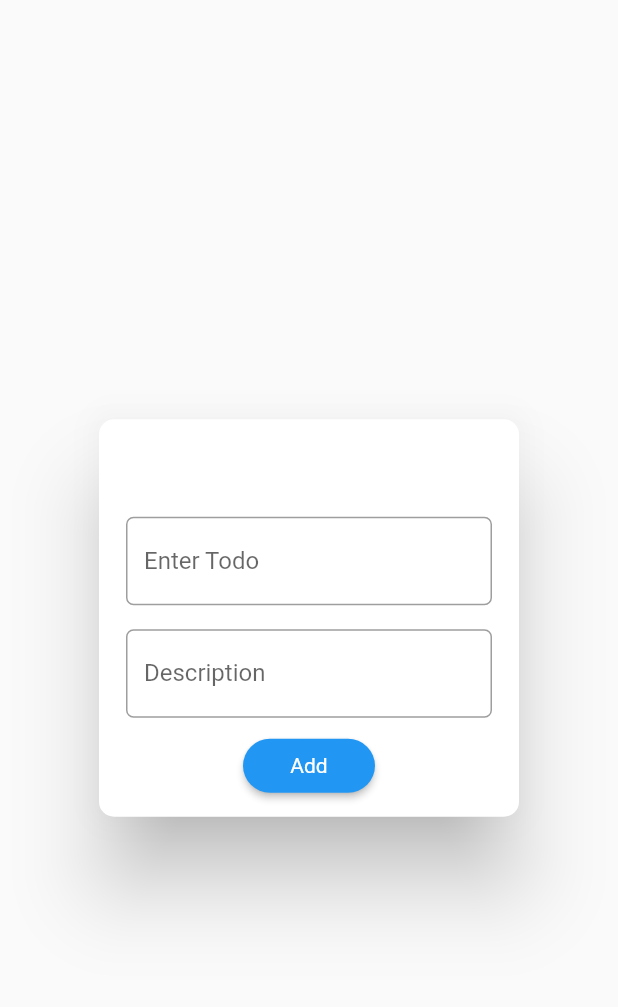
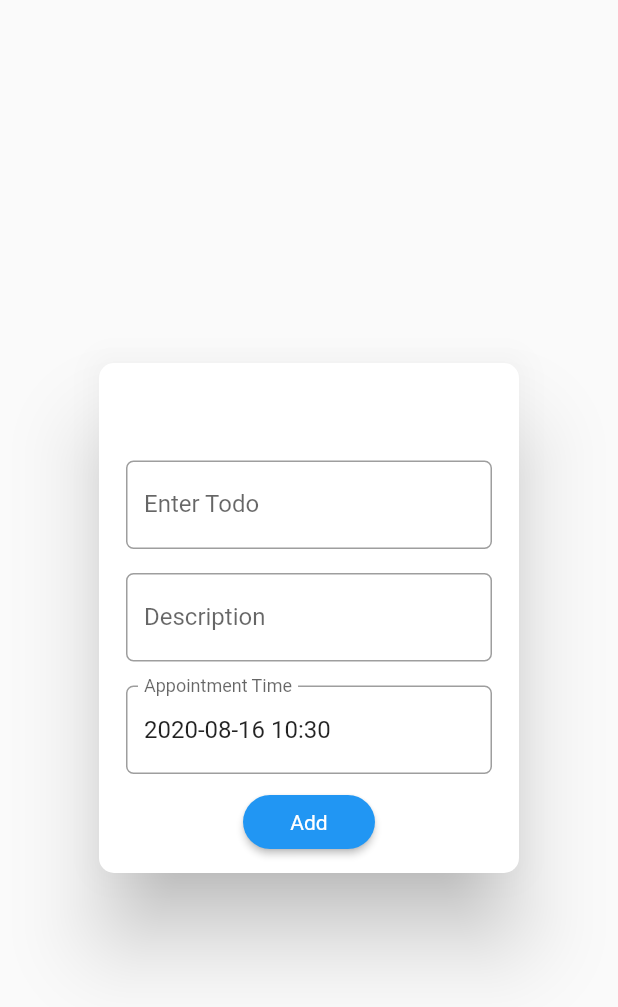
Before and after one commit to OptimusPrime-1945/todo_app, a Flutter app: the SimpleDialogBox widget shown alone on an empty page, opened directly with empty values, after a tap on "Add", on a phone screen of 412 x 824 dp. Shown: the top 1007 px of the screen. Run offline on Flutter 3.47's test engine with Material 2 defaults, Android fonts, the phone set to English and light mode, and no system bars; drawn by our look-alikes of flutter_form_builder; our stand-ins replace auto_route, cloud_firestore, firebase_auth, firebase_crashlytics, flutter_bloc, flutter_spinkit and 2 more; missing offline and left inert: bubbled_navigation_bar; accounts and stored records are empty; generated files the repository leaves out were written again.

Commit message:
Added Date time Picker

```diff
--- a/lib/Models/User.dart
+++ /dev/null
@@ -1 +0,0 @@
-// TODO Implement this library.
--- a/lib/app_screens/home.dart
+++ b/lib/app_screens/home.dart
@@ -1,7 +1,7 @@
 import "package:flutter/material.dart";
 import 'package:flutter/rendering.dart';
 import 'package:provider/provider.dart';
-import 'package:todo_app/Database/DataBaseService.dart';
+import 'package:todo_app/database/DataBaseService.dart';
 import 'package:todo_app/models/User.dart';
 import 'package:todo_app/widgets/home_page_drawer.dart';
 import 'package:todo_app/widgets/simple_dialog_box.dart';
--- a/lib/app_screens/initial_page.dart
+++ b/lib/app_screens/initial_page.dart
@@ -1,8 +1,8 @@
 import 'package:flutter/material.dart';
 import 'package:flutter_bloc/flutter_bloc.dart';
-import 'package:todo_app/Database/DataBaseService.dart';
 import 'package:todo_app/app/app_bloc/app_bloc.dart';
 import 'package:todo_app/app/app_bloc/bloc.dart';
+import 'package:todo_app/database/DataBaseService.dart';
 import 'package:todo_app/models/User.dart';
 
 import 'home.dart';
--- a/lib/models/ToDo.dart
+++ b/lib/models/ToDo.dart
@@ -12,7 +12,8 @@ abstract class ToDo with _$ToDo {
     bool status,
     String description,
     String uid,
-    DateTime dateTime,
+    DateTime createdDateTime,
+    DateTime endingDateTime,
   }) = _ToDo;
 
   factory ToDo.fromJson(Map<String, dynamic> json) => _$ToDoFromJson(json);
--- a/lib/widgets/simple_dialog_box.dart
+++ b/lib/widgets/simple_dialog_box.dart
@@ -1,8 +1,9 @@
 import 'package:flutter/material.dart';
 import 'package:flutter_form_builder/flutter_form_builder.dart';
-import 'package:todo_app/Database/DataBaseService.dart';
+import 'package:todo_app/database/DataBaseService.dart';
 import 'package:todo_app/models/ToDo.dart';
 import 'package:todo_app/models/User.dart';
+import 'package:intl/intl.dart';
 
 class SimpleDialogBox extends StatefulWidget {
   final User user;
@@ -80,6 +81,31 @@ class _SimpleDialogBoxState extends State<SimpleDialogBox> {
                     ),
                   ),
                 ),
+                Padding(
+                  padding: const EdgeInsets.all(8.0),
+                  child: FormBuilderDateTimePicker(
+                    attribute: 'endingDateTime',
+                    initialValue: todo.endingDateTime,
+                    inputType: InputType.both,
+                    validators: [
+                      FormBuilderValidators.required(),
+                          (val) {
+                        if (val.isBefore(DateTime.now())) {
+                          return "Time Should Be Greater than present Time";
+                        }
+                        return null;
+                      }
+                    ],
+                    format: DateFormat("yyyy-MM-dd HH:mm"),
+                    alwaysUse24HourFormat: true,
+                    decoration: InputDecoration(
+                      labelText: "Appointment Time",
+                      border: OutlineInputBorder(
+                        borderRadius: BorderRadius.circular(5.0),
+                      ),
+                    ),
+                  ),
+                ),
               ],
             ),
           ),
@@ -89,12 +115,16 @@ class _SimpleDialogBoxState extends State<SimpleDialogBox> {
               child: Text("Add"),
               onPressed: () {
                 if (_fbsKey.currentState.saveAndValidate()) {
-                  ToDo entry = ToDo.fromJson(_fbsKey.currentState.value);
-                  todo = entry.copyWith(
+//                  ToDo entry = ToDo.fromJson(_fbsKey.currentState.value);
+                  todo = ToDo(
+                    todoTitle: _fbsKey.currentState.value['todoTitle'],
+                    description: _fbsKey.currentState.value['description'],
                     uid: this.todo.uid,
                     docId: this.todo.docId,
                     status: todo.status,
-                    dateTime: DateTime.now(),
+                    createdDateTime: DateTime.now(),
+                    endingDateTime:
+                    _fbsKey.currentState.value['endingDateTime'],
                   );
                   Navigator.pop(context);
                   DataBaseService(uid: user.uid).addTodo(todo);
--- a/lib/widgets/todo_list.dart
+++ b/lib/widgets/todo_list.dart
@@ -2,7 +2,7 @@ import 'package:flutter/material.dart';
 import 'package:flutter/rendering.dart';
 import 'package:intl/intl.dart';
 import 'package:provider/provider.dart';
-import "package:todo_app/Database/DataBaseService.dart";
+import 'package:todo_app/database/DataBaseService.dart';
 import 'package:todo_app/models/ToDo.dart';
 import 'package:todo_app/models/User.dart';
 import 'package:todo_app/widgets/simple_dialog_box.dart';
@@ -140,7 +140,9 @@ class _TodoListState extends State<TodoList> {
                       ],
                     ),
                   ),
-                  getListTile(DateFormat.yMd().add_jm().format(todo.dateTime),
+                  getListTile(DateFormat.yMd().add_jm().format(todo.createdDateTime),
+                      Icons.timelapse),
+                  getListTile(DateFormat.yMd().add_jm().format(todo.endingDateTime),
                       Icons.timelapse),
                   SizedBox(
                     height: 10.0,
```
Also changed, not shown: lib/database/DataBaseService.dart (renamed from lib/Database/DataBaseService.dart, +0 -22 lines), lib/models/ToDo.freezed.dart, lib/models/ToDo.g.dart, pubspec.lock, 2 other files.
